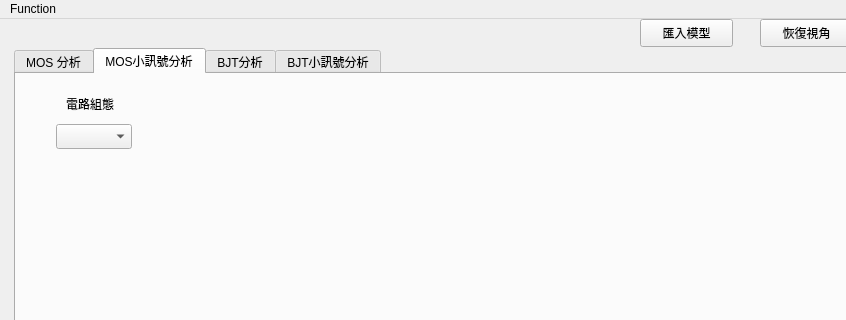
This is ui/mosandbjt.ui in markscat/MOSandBJT as Qt 5 draws it before an edit; both pictures show x 0 to 846 and y 0 to 320 of the 1253 by 896 pixel window. The edited form follows.
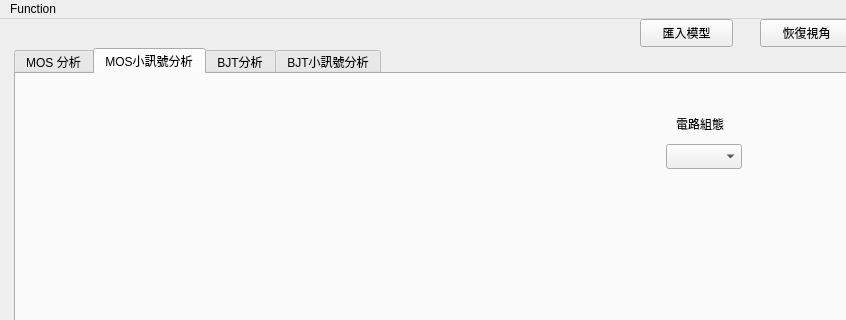
This is the edited form. The open tabs and pages were chosen to show the change. Custom widgets are drawn as their Qt base class.

The edit to the form file:
```diff
--- a/ui/mosandbjt.ui
+++ b/ui/mosandbjt.ui
@@ -912,8 +912,8 @@
      <widget class="QComboBox" name="MOS_Configuration_comboBox">
       <property name="geometry">
        <rect>
-        <x>40</x>
-        <y>50</y>
+        <x>650</x>
+        <y>70</y>
         <width>76</width>
         <height>25</height>
        </rect>
@@ -922,8 +922,8 @@
      <widget class="QLabel" name="label">
       <property name="geometry">
        <rect>
-        <x>50</x>
-        <y>20</y>
+        <x>660</x>
+        <y>40</y>
         <width>63</width>
         <height>19</height>
        </rect>
```
Left out of the diff: 2 changed lines with no effect on the pictures.
